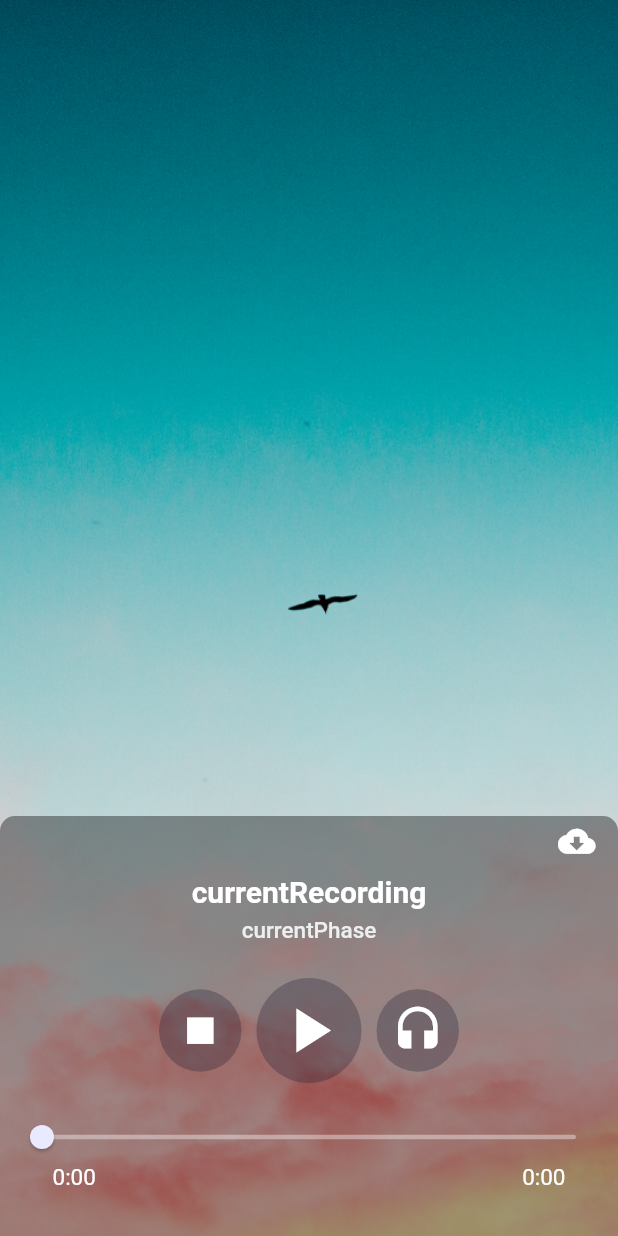
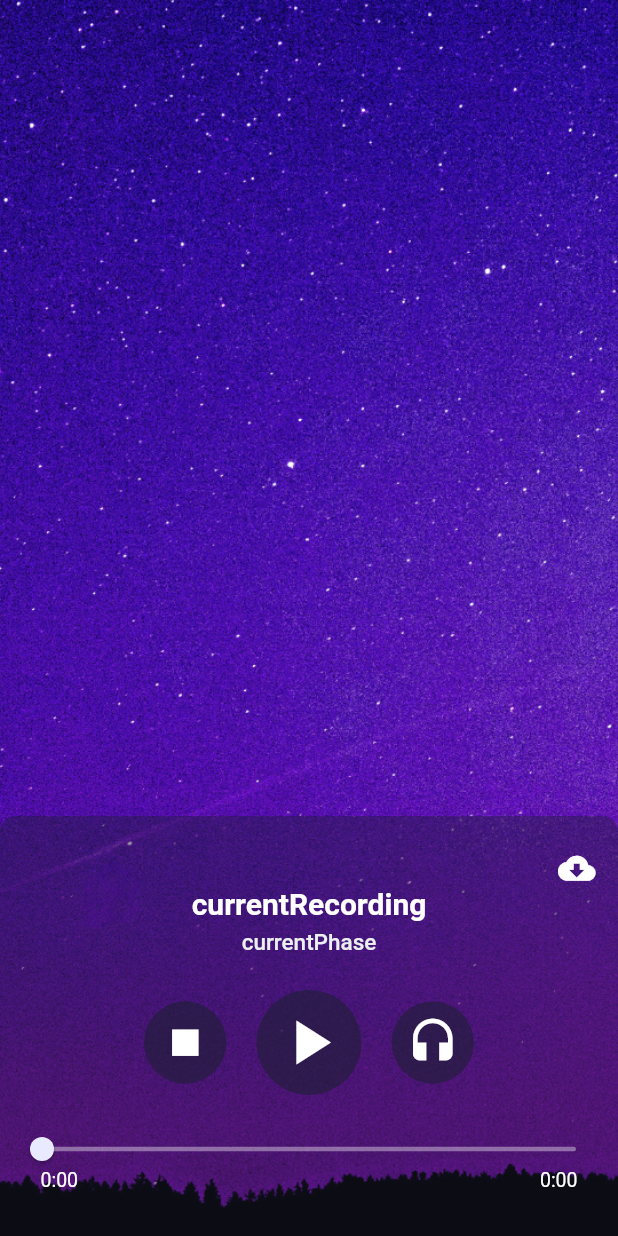
Before and after one commit to ManuelaGar/musicality, a Flutter app: the screen it shows after launch, on a phone screen of 412 x 824 dp. Run offline on Flutter 3.47's test engine with Material 2 defaults, Android fonts, the phone set to English and light mode, and no system bars; our stand-ins replace audio_service; missing offline and left inert: audioplayer, audioplayer_web.

Commit message:
Add final touches to ui

```diff
--- a/lib/components/duration_indicators.dart
+++ b/lib/components/duration_indicators.dart
@@ -56,7 +56,7 @@ class DurationIndicators extends StatelessWidget {
   @override
   Widget build(BuildContext context) {
     return Container(
-      padding: EdgeInsets.fromLTRB(20.0, 5.0, 20.0, 0),
+      padding: EdgeInsets.fromLTRB(12.0, 0.0, 12.0, 0),
       child: Row(
         mainAxisAlignment: MainAxisAlignment.spaceBetween,
         children: [
@@ -67,13 +67,13 @@ class DurationIndicators extends StatelessWidget {
                         : Duration(seconds: 0)) ??
                     ''
                 : duration != null ? formatDuration(duration) : '',
-            style: TextStyle(fontSize: 15.0, color: kNumberColor),
+            style: TextStyle(fontSize: 13.0, color: kNumberColor),
           ),
           Text(
             position != null
                 ? formatDuration(duration) ?? ''
                 : duration != null ? formatDuration(duration) : '',
-            style: TextStyle(fontSize: 15.0, color: kNumberColor),
+            style: TextStyle(fontSize: 13.0, color: kNumberColor),
           ),
         ],
       ),
--- a/lib/components/play_pause_icon.dart
+++ b/lib/components/play_pause_icon.dart
@@ -21,10 +21,10 @@ class PlayPauseIconButton extends StatelessWidget {
           Container(
             height: containerSize,
             width: containerSize,
-            margin: EdgeInsets.fromLTRB(5, 3, 5, 3),
+            margin: EdgeInsets.fromLTRB(10.0, 3.0, 10.0, 3.0),
             decoration: BoxDecoration(
               shape: BoxShape.circle,
-              color: Color(0xFF1D1E33).withOpacity(0.3),
+              color: Color(0xFF1D1E33).withOpacity(0.6),
             ),
             child: Icon(
               icon,
--- a/lib/play_audio_screen.dart
+++ b/lib/play_audio_screen.dart
@@ -162,7 +162,7 @@ class _AudioPlayingWidgetState extends State<AudioPlayingWidget> {
       body: Container(
         decoration: BoxDecoration(
           image: DecorationImage(
-            image: AssetImage('images/background_image.png'),
+            image: AssetImage('images/bg_img2.png'),
             fit: BoxFit.cover,
           ),
         ),
@@ -171,7 +171,7 @@ class _AudioPlayingWidgetState extends State<AudioPlayingWidget> {
           padding: EdgeInsets.fromLTRB(15.0, 0, 15.0, 30.0),
           height: 280,
           decoration: BoxDecoration(
-            color: Colors.black38,
+            color: Color(0xFF1D1E33).withOpacity(0.4),
             borderRadius: BorderRadius.only(
               topLeft: Radius.circular(10.0),
               topRight: Radius.circular(10.0),
@@ -181,7 +181,7 @@ class _AudioPlayingWidgetState extends State<AudioPlayingWidget> {
             mainAxisAlignment: MainAxisAlignment.end,
             children: [
               Container(
-                padding: EdgeInsets.only(bottom: 10.0),
+                padding: EdgeInsets.only(top: 10.0),
                 alignment: Alignment.centerRight,
                 child: GestureDetector(
                   onTap: isDownloaded
```
